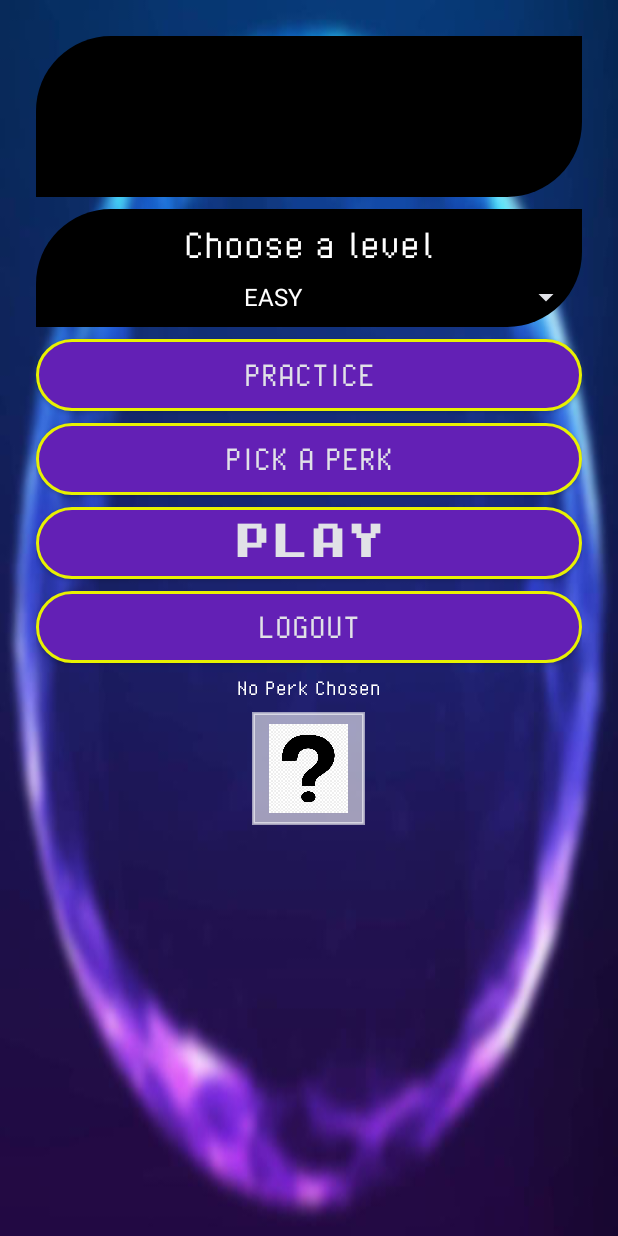
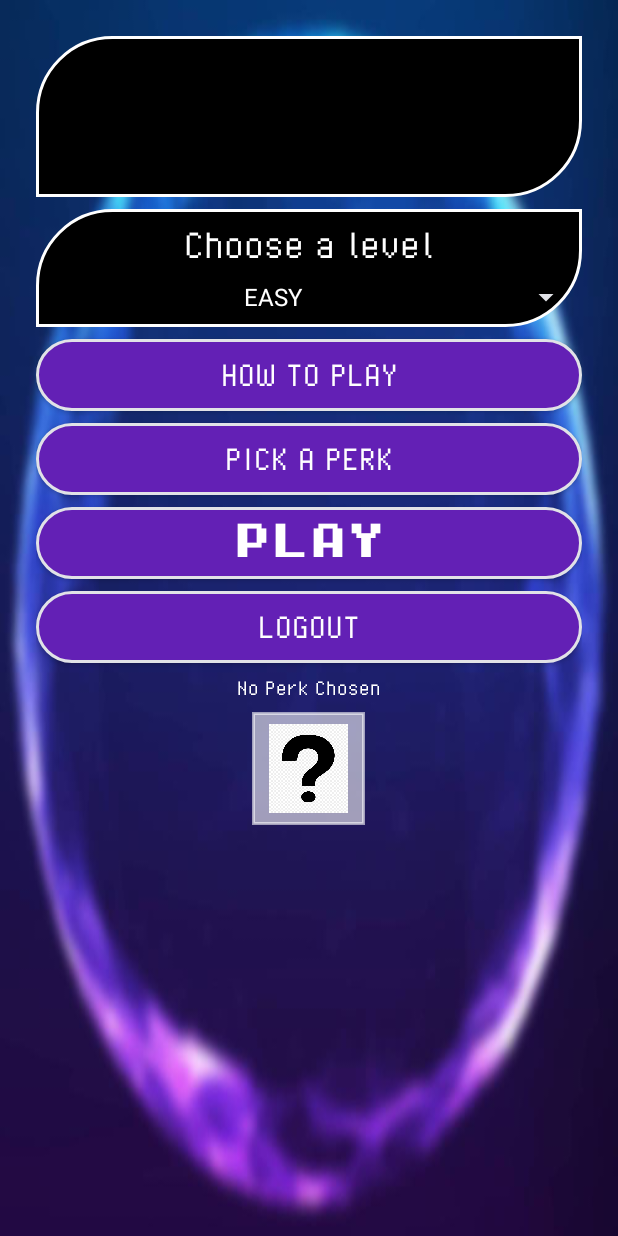
Before and after one commit to garganjohn/AR-WRLD, an Android app: the screen it shows after launch once a user with an empty profile is signed in (UserHomeScreenActivity), on a phone screen of 412 x 824 dp. Run offline under Robolectric (Android 15) with nearby library versions, the phone set to English and light mode, and no system bars; our stand-ins replace Firebase (no records; nobody signed in at launch, a user with empty details on screens opened directly), Shimmer; libraries missing offline, so code that uses them is left out: com.jakewharton.rxbinding, com.tbruyelle.rxpermissions2, io.supercharge.shimmerlayout; 4 statements that could not run were skipped.

Commit message:
design for home page done

```diff
--- a/app/src/main/java/org/pursuit/ar_wrld/SpaceARFragment.java
+++ b/app/src/main/java/org/pursuit/ar_wrld/SpaceARFragment.java
@@ -563,7 +563,7 @@ public class SpaceARFragment extends Fragment {
             ArrayList<Node> overlappedNodes = arFragment.getArSceneView().getScene().overlapTestAll(anchorNode);
             for (Node node : overlappedNodes) {
                 if (node instanceof MovementNode) {
-                    Toast.makeText(getContext(), "Collision!", Toast.LENGTH_SHORT).show();
+//                    Toast.makeText(getContext(), "Collision!", Toast.LENGTH_SHORT).show();
                     // May want to use a flag to check that the node wasn't overlapping the previous frame.
                     // Play sound if overlapping started.
                 }
@@ -673,7 +673,7 @@ public class SpaceARFragment extends Fragment {
                     lightsRed(node, modelLight);
                 }
                 audioLoader.laserSound();
-                Toast.makeText(getContext(), "Lives left: " + modelLives.getNumofLivesModel0(), Toast.LENGTH_SHORT).show();
+//                Toast.makeText(getContext(), "Lives left: " + modelLives.getNumofLivesModel0(), Toast.LENGTH_SHORT).show();
             } else {
                 node.setRenderable(null);
                 audioLoader.explosionSound();
@@ -704,7 +704,7 @@ public class SpaceARFragment extends Fragment {
                     startGame = null;
                     startGameTimer();
                     Log.d(TAG, "setNodeListener: TIME LEFT AFTER CHANGE:" + timeLeftInMilliseconds);
-                    Toast.makeText(getContext(), "Time Extended by 5 sec", Toast.LENGTH_SHORT).show();
+//                    Toast.makeText(getContext(), "Time Extended by 5 sec", Toast.LENGTH_SHORT).show();
                 }
 
                 if (scoreNumber >= scoreTillClockModel) {
--- a/app/src/main/java/org/pursuit/ar_wrld/login/UserHomeScreenActivity.java
+++ b/app/src/main/java/org/pursuit/ar_wrld/login/UserHomeScreenActivity.java
@@ -191,9 +191,7 @@ public class UserHomeScreenActivity extends AppCompatActivity {
                                 }
                             });
                         }
-
                         userscoreTextView.setText(String.valueOf(updatedScore));
-
                     }
 
 
--- a/app/src/main/res/drawable/button_bg.xml
+++ b/app/src/main/res/drawable/button_bg.xml
@@ -4,10 +4,10 @@
         android:radius="50dp"
         />
     <solid
-        android:color="#6320b5"
+        android:color="@color/purple_app_color"
         />
     <stroke
         android:width="2dp"
-        android:color="@color/button_stroke_color"
+        android:color="@color/silver_app_color"
         />
 </shape>
--- a/app/src/main/res/drawable/view_bg_non_button.xml
+++ b/app/src/main/res/drawable/view_bg_non_button.xml
@@ -5,4 +5,7 @@
     <corners
         android:topLeftRadius="50dp"
         android:bottomRightRadius="50dp"/>
+    <stroke
+        android:width="2dp"
+        android:color="#fff"/>
 </shape>
--- a/app/src/main/res/layout/activity_user_home_screen.xml
+++ b/app/src/main/res/layout/activity_user_home_screen.xml
@@ -86,8 +86,8 @@
             android:layout_marginTop="8dp"
             android:background="@drawable/button_bg"
             android:fontFamily="@font/pixel_operator"
-            android:text="@string/practice"
-            android:textColor="#E1E2E7"
+            android:text="@string/how_to_play"
+            android:textColor="@color/text_btn_color"
             android:textSize="25sp" />
 
     <Button
@@ -98,7 +98,7 @@
         android:background="@drawable/button_bg"
         android:fontFamily="@font/pixel_operator"
         android:text="@string/pick_a_perk"
-        android:textColor="#E1E2E7"
+        android:textColor="@color/text_btn_color"
         android:textSize="25sp" />
 
     <Button
@@ -109,7 +109,7 @@
         android:background="@drawable/button_bg"
         android:fontFamily="@font/pixel_operator8_bold"
         android:text="@string/play"
-        android:textColor="#E1E2E7"
+        android:textColor="@color/text_btn_color"
         android:textSize="25sp" />
 
     <Button
@@ -120,7 +120,7 @@
         android:background="@drawable/button_bg"
         android:fontFamily="@font/pixel_operator"
         android:text="@string/logout"
-        android:textColor="#E1E2E7"
+        android:textColor="@color/text_btn_color"
         android:textSize="25sp" />
 
     <TextView
--- a/app/src/main/res/values/colors.xml
+++ b/app/src/main/res/values/colors.xml
@@ -13,4 +13,5 @@
     <color name="non_button_bg">#000000</color>
     <color name="button_stroke_color">#E8F102</color>
     <color name="transparentWhite">#A8FFFFFF</color>
+    <color name="text_btn_color">#FFFFFF</color>
 </resources>
--- a/app/src/main/res/values/strings.xml
+++ b/app/src/main/res/values/strings.xml
@@ -16,7 +16,7 @@
     <string name="failed">Attempt Unsuccessful!</string>
     <string name="med_weapon_info">Damage: %1$d \n Ammo: %2$d</string>
     <string name="damage_weak_weapon">Damage: 1 \n Ammo: ∞</string>
-    <string name="practice">Practice</string>
+    <string name="how_to_play">How to play</string>
     <string name="play">Play</string>
     <string name="top_players">Top Players</string>
     <string name="choose_a_level">Choose a level</string>
```
Also changed, not shown: app/src/main/res/drawable-v24/more_damage_perk_image.png (deleted), app/src/main/res/drawable-xxhdpi/more_damage_perk_image.png (added).
